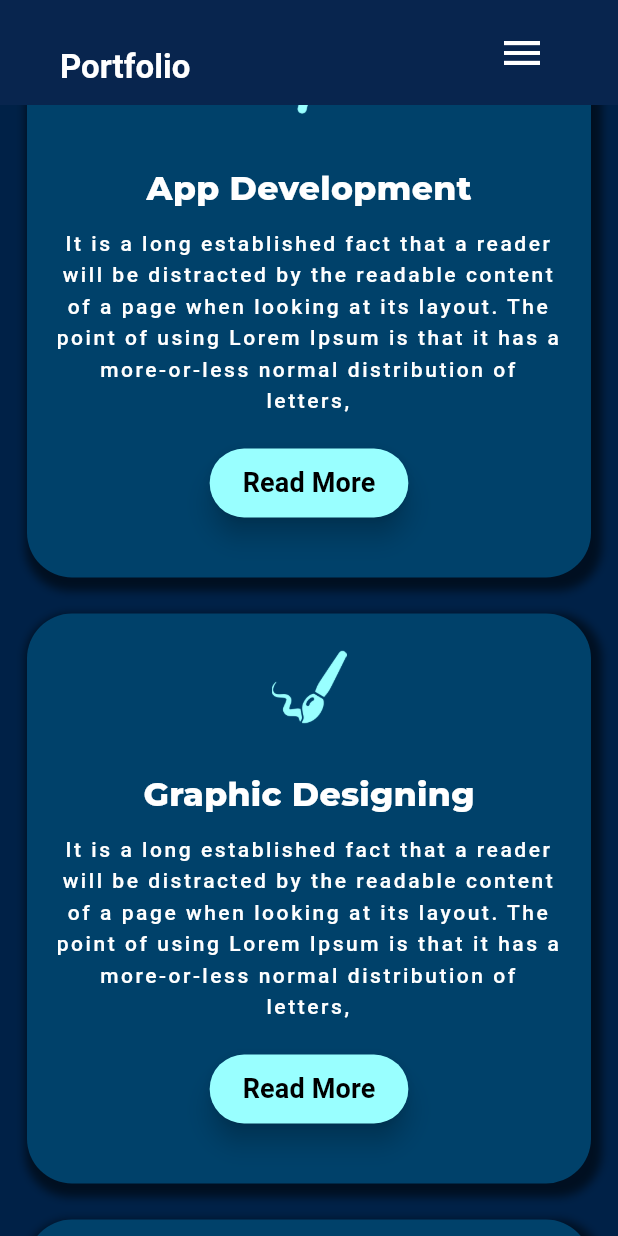
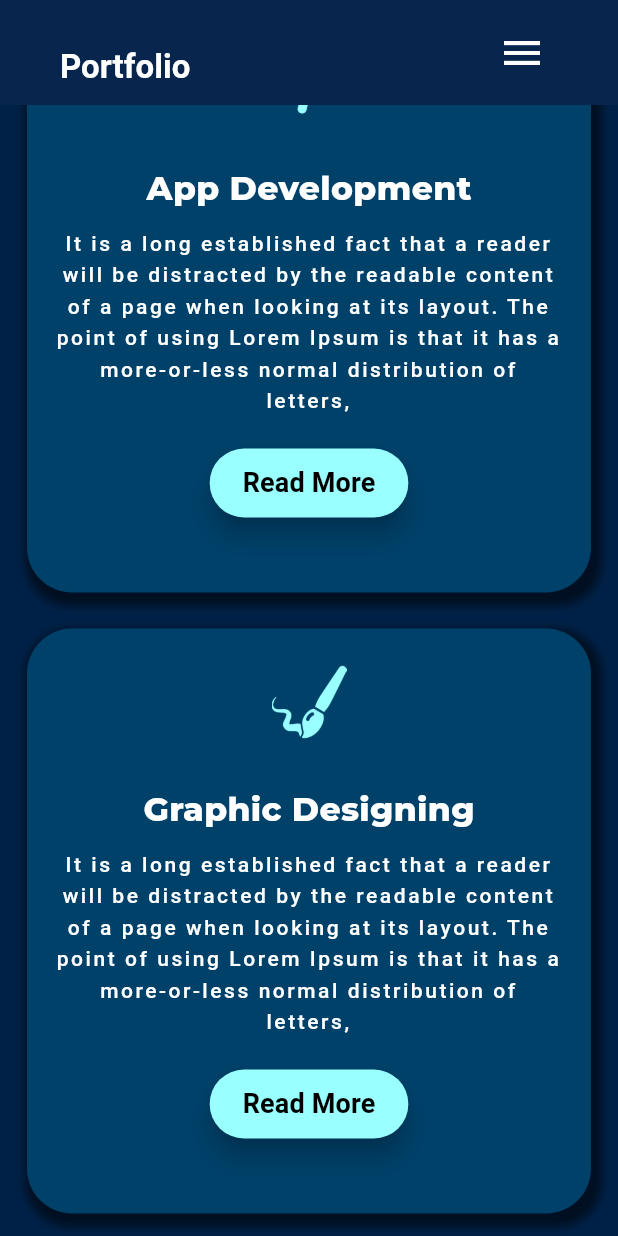
Before and after one commit to developer-rahim/portfolio-web-app-with-getx, a Flutter app: the screen it shows after launch, scrolled down 1728 dp, on a phone screen of 412 x 824 dp. Run offline on Flutter 3.47's test engine with Material 3 defaults, Android fonts, the phone set to English and light mode, and no system bars; drawn by our look-alikes of scrollable_positioned_list; our stand-ins replace animate_do, animated_text_kit, get, google_fonts; missing offline and left inert: universal_html.

```diff
--- a/lib/src/features/home/widgets/home_animated_text.dart
+++ b/lib/src/features/home/widgets/home_animated_text.dart
@@ -26,10 +26,10 @@ class _HomeAnimatedText extends StatelessWidget {
               TyperAnimatedText('Web App Developer',
                   textStyle:
                       AppTextStyles.montserratStyle(color: Colors.lightBlue)),
-              TyperAnimatedText('Web App Developer',
+              TyperAnimatedText('MacOS App Developer',
                   textStyle:
                       AppTextStyles.montserratStyle(color: Colors.lightBlue)),
-              TyperAnimatedText('MacOS App Developer',
+              TyperAnimatedText('Flutter Developer',
                   textStyle:
                       AppTextStyles.montserratStyle(color: Colors.lightBlue))
             ],
--- a/lib/src/features/services/widgets/service_animation_container.dart
+++ b/lib/src/features/services/widgets/service_animation_container.dart
@@ -20,7 +20,7 @@ class _ServiceAnimationContainer extends GetView<ServiceViewController> {
       return AnimatedContainer(
         duration: const Duration(milliseconds: 300),
         width: hover.value ? hoverWidth : width,
-        height: hover.value ? 390 : 380,
+        height: hover.value ? 400 : 390,
         alignment: Alignment.center,
         transform: hover.value ? controller.onHoverActive : null,
         padding: const EdgeInsets.symmetric(horizontal: 18, vertical: 24),
```
Also changed, not shown: 56 other files.
